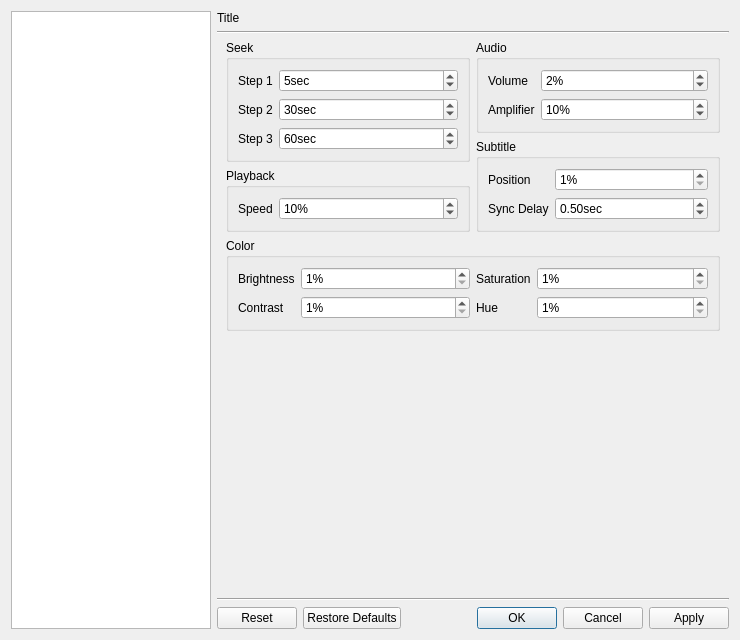
The window that src/cmplayer/ui/prefdialog.ui (bylee20/bomi) describes before a commit, drawn with Qt 5.
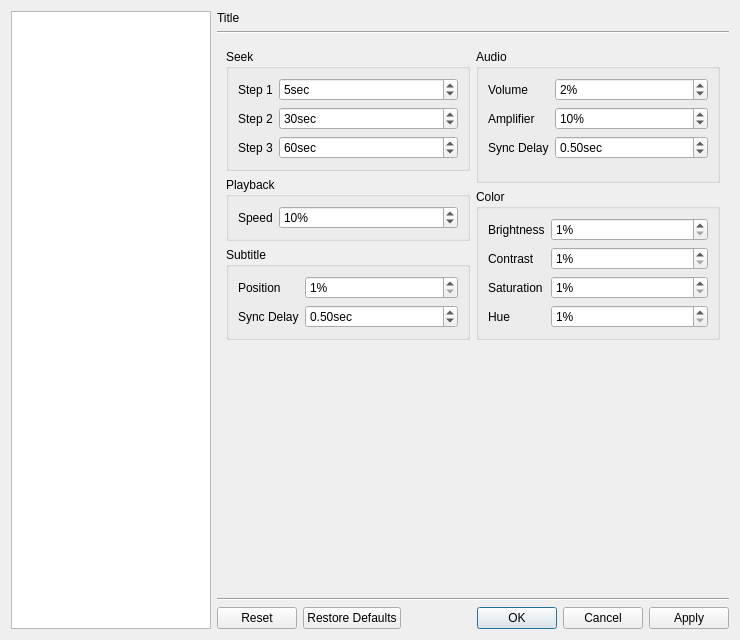
The same window after the commit. The open tabs and pages were chosen to show the change. Icons and pictures are not drawn. Custom widgets are drawn as their Qt base class.

Commit message: * New: Audio track circulation * New: Keyboard shortcut preset * New: Playlist menu

What changed in the file:
```diff
--- a/src/cmplayer/ui/prefdialog.ui
+++ b/src/cmplayer/ui/prefdialog.ui
@@ -2283,19 +2283,19 @@
        </widget>
        <widget class="QWidget" name="ui_step">
         <layout class="QVBoxLayout" name="verticalLayout_24">
-         <property name="topMargin">
-          <number>0</number>
-         </property>
          <item>
-          <layout class="QGridLayout" name="gridLayout_4">
-           <item row="0" column="0">
-            <layout class="QVBoxLayout" name="verticalLayout_23">
+          <layout class="QHBoxLayout" name="horizontalLayout_6">
+           <item>
+            <layout class="QVBoxLayout" name="verticalLayout_22">
              <item>
               <widget class="QGroupBox" name="groupBox_17">
                <property name="title">
                 <string>Seek</string>
                </property>
                <layout class="QFormLayout" name="formLayout">
+                <property name="fieldGrowthPolicy">
+                 <enum>QFormLayout::AllNonFixedFieldsGrow</enum>
+                </property>
                 <item row="0" column="0">
                  <widget class="QLabel" name="aLabel_7">
                   <property name="text">
@@ -2374,6 +2374,9 @@
                 <string>Playback</string>
                </property>
                <layout class="QFormLayout" name="formLayout_12">
+                <property name="fieldGrowthPolicy">
+                 <enum>QFormLayout::AllNonFixedFieldsGrow</enum>
+                </property>
                 <item row="0" column="0">
                  <widget class="QLabel" name="label_9">
                   <property name="text">
@@ -2397,10 +2400,62 @@
                </layout>
               </widget>
              </item>
+             <item>
+              <widget class="QGroupBox" name="groupBox_21">
+               <property name="title">
+                <string>Subtitle</string>
+               </property>
+               <layout class="QFormLayout" name="formLayout_10">
+                <item row="0" column="0">
+                 <widget class="QLabel" name="label_10">
+                  <property name="text">
+                   <string>Position</string>
+                  </property>
+                 </widget>
+                </item>
+                <item row="0" column="1">
+                 <widget class="QSpinBox" name="sub_pos_step">
+                  <property name="suffix">
+                   <string notr="true">%</string>
+                  </property>
+                  <property name="minimum">
+                   <number>1</number>
+                  </property>
+                  <property name="value">
+                   <number>1</number>
+                  </property>
+                 </widget>
+                </item>
+                <item row="1" column="0">
+                 <widget class="QLabel" name="label_11">
+                  <property name="text">
+                   <string>Sync Delay</string>
+                  </property>
+                 </widget>
+                </item>
+                <item row="1" column="1">
+                 <widget class="QDoubleSpinBox" name="sub_sync_step">
+                  <property name="suffix">
+                   <string>sec</string>
+                  </property>
+                  <property name="minimum">
+                   <double>0.010000000000000</double>
+                  </property>
+                  <property name="singleStep">
+                   <double>0.100000000000000</double>
+                  </property>
+                  <property name="value">
+                   <double>0.500000000000000</double>
+                  </property>
+                 </widget>
+                </item>
+               </layout>
+              </widget>
+             </item>
             </layout>
            </item>
-           <item row="0" column="1">
-            <layout class="QVBoxLayout" name="verticalLayout_22">
+           <item>
+            <layout class="QVBoxLayout" name="verticalLayout_23">
              <item>
               <widget class="QGroupBox" name="groupBox_20">
                <property name="title">
@@ -2459,44 +2514,15 @@
                   </property>
                  </widget>
                 </item>
-               </layout>
-              </widget>
-             </item>
-             <item>
-              <widget class="QGroupBox" name="groupBox_21">
-               <property name="title">
-                <string>Subtitle</string>
-               </property>
-               <layout class="QFormLayout" name="formLayout_10">
-                <item row="0" column="0">
-                 <widget class="QLabel" name="label_10">
-                  <property name="text">
-                   <string>Position</string>
-                  </property>
-                 </widget>
-                </item>
-                <item row="0" column="1">
-                 <widget class="QSpinBox" name="sub_pos_step">
-                  <property name="suffix">
-                   <string notr="true">%</string>
-                  </property>
-                  <property name="minimum">
-                   <number>1</number>
-                  </property>
-                  <property name="value">
-                   <number>1</number>
-                  </property>
-                 </widget>
-                </item>
-                <item row="1" column="0">
-                 <widget class="QLabel" name="label_11">
+                <item row="2" column="0">
+                 <widget class="QLabel" name="label_39">
                   <property name="text">
                    <string>Sync Delay</string>
                   </property>
                  </widget>
                 </item>
-                <item row="1" column="1">
-                 <widget class="QDoubleSpinBox" name="sync_delay_step">
+                <item row="2" column="1">
+                 <widget class="QDoubleSpinBox" name="audio_sync_step">
                   <property name="suffix">
                    <string>sec</string>
                   </property>
@@ -2514,16 +2540,12 @@
                </layout>
               </widget>
              </item>
-            </layout>
-           </item>
-           <item row="1" column="0" colspan="2">
-            <widget class="QGroupBox" name="groupBox_18">
-             <property name="title">
-              <string>Color</string>
-             </property>
-             <layout class="QHBoxLayout" name="horizontalLayout_6">
-              <item>
-               <layout class="QFormLayout" name="formLayout_11">
+             <item>
+              <widget class="QGroupBox" name="groupBox_18">
+               <property name="title">
+                <string>Color</string>
+               </property>
+               <layout class="QFormLayout" name="formLayout_4">
                 <item row="0" column="0">
                  <widget class="QLabel" name="label_12">
                   <property name="text">
@@ -2564,18 +2586,14 @@
                   </property>
                  </widget>
                 </item>
-               </layout>
-              </item>
-              <item>
-               <layout class="QFormLayout" name="formLayout_4">
-                <item row="0" column="0">
+                <item row="2" column="0">
                  <widget class="QLabel" name="label_13">
                   <property name="text">
                    <string>Saturation</string>
                   </property>
                  </widget>
                 </item>
-                <item row="0" column="1">
+                <item row="2" column="1">
                  <widget class="QSpinBox" name="saturation_step">
                   <property name="suffix">
                    <string notr="true">%</string>
@@ -2588,14 +2606,14 @@
                   </property>
                  </widget>
                 </item>
-                <item row="1" column="0">
+                <item row="3" column="0">
                  <widget class="QLabel" name="label_20">
                   <property name="text">
                    <string>Hue</string>
                   </property>
                  </widget>
                 </item>
-                <item row="1" column="1">
+                <item row="3" column="1">
                  <widget class="QSpinBox" name="hue_step">
                   <property name="suffix">
                    <string notr="true">%</string>
@@ -2609,9 +2627,9 @@
                  </widget>
                 </item>
                </layout>
-              </item>
-             </layout>
-            </widget>
+              </widget>
+             </item>
+            </layout>
            </item>
           </layout>
          </item>
```
Left out of the diff: 41 changed lines with no effect on the pictures. The commit also changes 29 other files.
